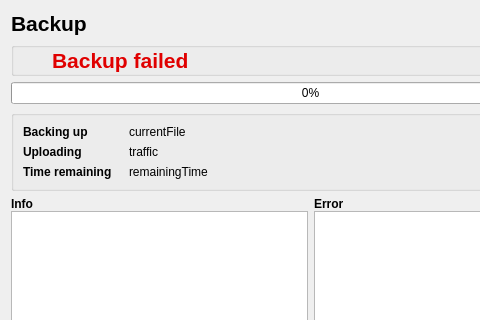
This is src/gui/traffic_progress_dialog.ui in stepping-stone/sepiola as Qt 5 draws it before an edit; both pictures show x 0 to 480 and y 0 to 320 of the 621 by 435 pixel window. The edited form follows.
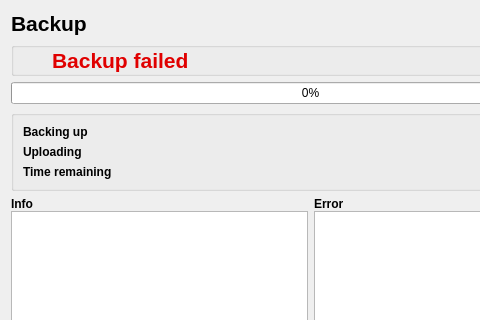
This is the edited form. Icons and pictures are not drawn.

Commit message: changed default value of info-fields to empty string

What changed in the file:
```diff
--- a/src/gui/traffic_progress_dialog.ui
+++ b/src/gui/traffic_progress_dialog.ui
@@ -198,7 +198,7 @@
          </size>
         </property>
         <property name="text" >
-         <string>currentFile</string>
+         <string/>
         </property>
        </widget>
       </item>
@@ -237,7 +237,7 @@
          </size>
         </property>
         <property name="text" >
-         <string>remainingTime</string>
+         <string/>
         </property>
        </widget>
       </item>
@@ -263,7 +263,7 @@
          </size>
         </property>
         <property name="text" >
-         <string>traffic</string>
+         <string/>
         </property>
        </widget>
       </item>
```
